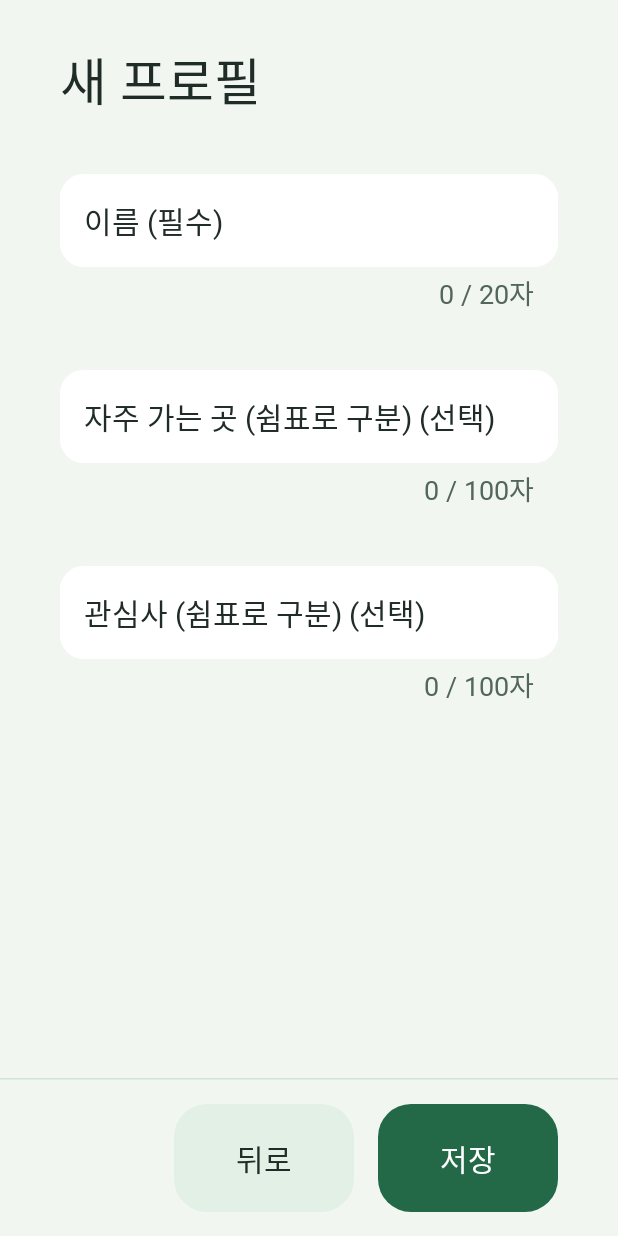
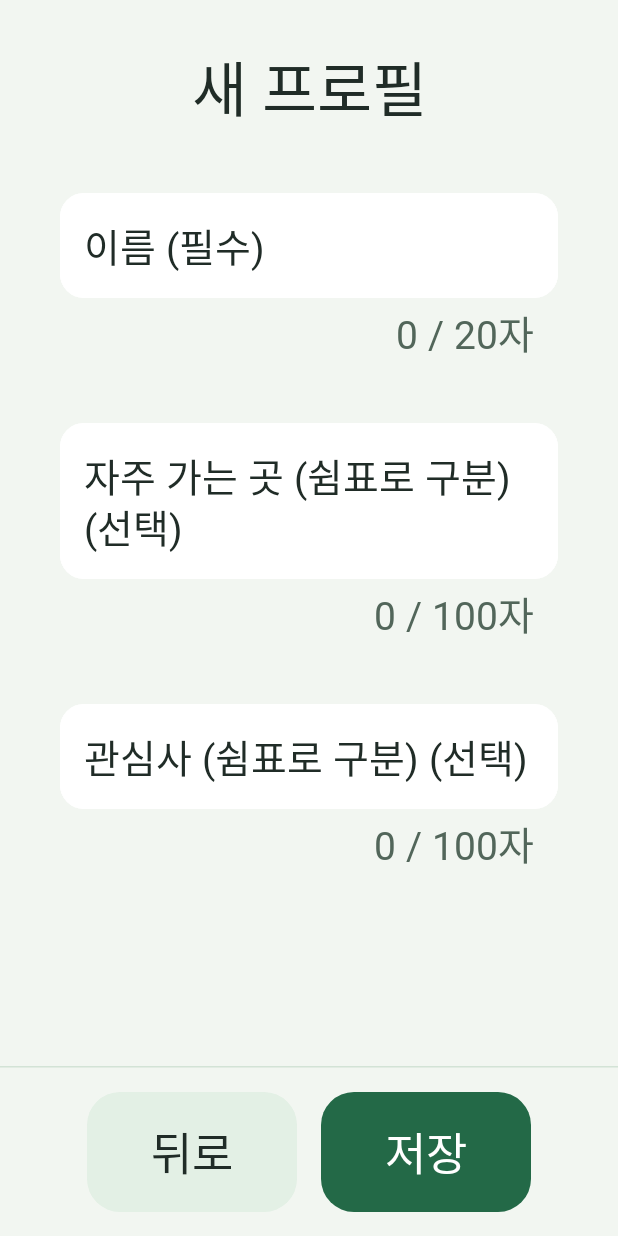
Before and after one commit to kanghwayuri/SAIGIL, an Android app built with Jetpack Compose: the screen it shows after launch (MainActivity), after a tap on "프로필 추가", on a phone screen of 412 x 824 dp. Run offline under Robolectric (Android 15) with nearby library versions, the phone set to English and light mode, and no system bars; libraries missing offline, so code that uses them is left out: ai.pleos.playground; Roboto replaces fonts that are not available here.

Commit message:
style: use three text sizes and center titles and button rows
Screens use only Title 40sp, Body 30sp and Caption 26sp so they read on
video. Titles, notes and the bottom button row are centered; card text
stays left-aligned. Buttons grow so the larger labels fit.

```diff
--- a/app/src/main/java/com/gomsoo/saigil/ui/Components.kt
+++ b/app/src/main/java/com/gomsoo/saigil/ui/Components.kt
@@ -36,7 +36,6 @@ import androidx.compose.ui.semantics.liveRegion
 import androidx.compose.ui.semantics.semantics
 import androidx.compose.ui.semantics.stateDescription
 import androidx.compose.ui.text.TextStyle
-import androidx.compose.ui.text.font.FontWeight
 import androidx.compose.ui.text.style.TextAlign
 import androidx.compose.ui.unit.Dp
 import androidx.compose.ui.unit.dp
@@ -46,11 +45,11 @@ import com.gomsoo.saigil.ui.theme.PleosType
 
 enum class ButtonStyle { Primary, Secondary }
 
-/** ivi_basic_button sizes. */
+/** ivi_basic_button sizes, enlarged so the app's body and caption text fit. */
 enum class ButtonSize(val height: Dp, val radius: Dp, val paddingH: Dp, val minWidth: Dp, val text: TextStyle) {
-    Large(88.dp, 28.dp, 36.dp, 140.dp, PleosType.BodyLarge),
-    Medium(72.dp, 22.dp, 28.dp, 120.dp, PleosType.BodySmall),
-    Small(60.dp, 16.dp, 22.dp, 100.dp, PleosType.LabelMedium),
+    Large(96.dp, 28.dp, 40.dp, 160.dp, PleosType.Body),
+    Medium(80.dp, 22.dp, 32.dp, 140.dp, PleosType.Body),
+    Small(64.dp, 16.dp, 24.dp, 110.dp, PleosType.Caption),
 }
 
 @Composable
@@ -100,7 +99,7 @@ fun PleosButton(
 fun ErrorText(text: String, modifier: Modifier = Modifier) {
     Text(
         text = text,
-        style = PleosType.LabelMedium,
+        style = PleosType.Caption,
         color = PleosColor.Error,
         modifier = modifier.semantics { liveRegion = LiveRegionMode.Polite },
     )
@@ -121,7 +120,7 @@ fun ChoiceOption(text: String, selected: Boolean, onSelect: () -> Unit, modifier
             .padding(horizontal = 32.dp, vertical = 16.dp),
         contentAlignment = Alignment.Center,
     ) {
-        Text(text, style = PleosType.BodyLarge, color = if (selected) PleosColor.TextOnFilled else PleosColor.TextPrimary, textAlign = TextAlign.Center)
+        Text(text, style = PleosType.Body, color = if (selected) PleosColor.TextOnFilled else PleosColor.TextPrimary, textAlign = TextAlign.Center)
     }
 }
 
@@ -165,15 +164,15 @@ fun LabeledField(
         value = value,
         onValueChange = onValueChange,
         modifier = modifier.fillMaxWidth(),
-        textStyle = PleosType.BodyMedium.copy(fontWeight = FontWeight.Normal),
-        label = { Text("$label ($marker)", style = PleosType.LabelMedium) },
+        textStyle = PleosType.Body,
+        label = { Text("$label ($marker)", style = PleosType.Caption) },
         supportingText = {
             Row(Modifier.fillMaxWidth()) {
                 if (error != null) ErrorText(error, Modifier.weight(1f)) else Spacer(Modifier.weight(1f))
                 Spacer(Modifier.width(16.dp))
                 Text(
                     stringResource(R.string.action_char_count, value.length, limit),
-                    style = PleosType.LabelSmall,
+                    style = PleosType.Caption,
                     color = PleosColor.TextTertiary,
                 )
             }
--- a/app/src/main/java/com/gomsoo/saigil/ui/theme/Theme.kt
+++ b/app/src/main/java/com/gomsoo/saigil/ui/theme/Theme.kt
@@ -56,16 +56,11 @@ private fun style(weight: FontWeight, size: Int, lineHeight: Int) = TextStyle(
     color = PleosColor.TextPrimary,
 )
 
+/** The only three text sizes in the app. The car display is 160 dpi, so 1sp is one pixel. */
 object PleosType {
-    val HeadlineSmall = style(FontWeight.ExtraBold, 40, 52)
-    val TitleLarge = style(FontWeight.ExtraBold, 34, 44)
-    val TitleMedium = style(FontWeight.ExtraBold, 30, 40)
-    val TitleSmall = style(FontWeight.Bold, 26, 34)
-    val BodyLarge = style(FontWeight.Bold, 24, 32)
-    val BodyMedium = style(FontWeight.Bold, 22, 30)
-    val BodySmall = style(FontWeight.Bold, 20, 28)
-    val LabelMedium = style(FontWeight.Normal, 20, 26)
-    val LabelSmall = style(FontWeight.Normal, 18, 24)
+    val Title = style(FontWeight.ExtraBold, 40, 52)
+    val Body = style(FontWeight.Bold, 30, 40)
+    val Caption = style(FontWeight.Normal, 26, 34)
 }
 
 @Composable
@@ -83,15 +78,16 @@ fun SaigilTheme(content: @Composable () -> Unit) {
             error = PleosColor.Error,
         ),
         typography = Typography(
-            headlineSmall = PleosType.HeadlineSmall,
-            titleLarge = PleosType.TitleLarge,
-            titleMedium = PleosType.TitleMedium,
-            titleSmall = PleosType.TitleSmall,
-            bodyLarge = PleosType.BodyLarge,
-            bodyMedium = PleosType.BodyMedium,
-            bodySmall = PleosType.BodySmall,
-            labelMedium = PleosType.LabelMedium,
-            labelSmall = PleosType.LabelSmall,
+            headlineSmall = PleosType.Title,
+            titleLarge = PleosType.Title,
+            titleMedium = PleosType.Body,
+            titleSmall = PleosType.Body,
+            bodyLarge = PleosType.Body,
+            bodyMedium = PleosType.Body,
+            bodySmall = PleosType.Caption,
+            labelLarge = PleosType.Caption,
+            labelMedium = PleosType.Caption,
+            labelSmall = PleosType.Caption,
         ),
         content = content,
     )
```
Also changed, not shown: app/src/main/java/com/gomsoo/saigil/ui/Screens.kt (+43 -33 lines).
